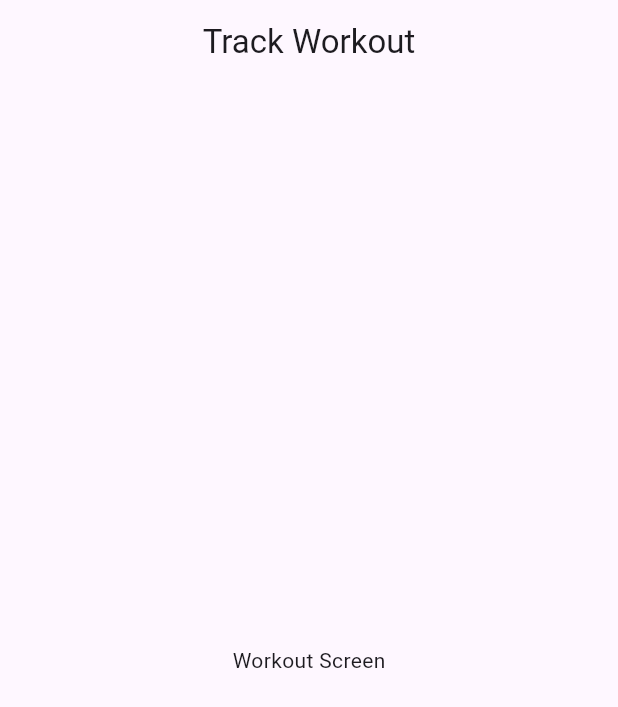
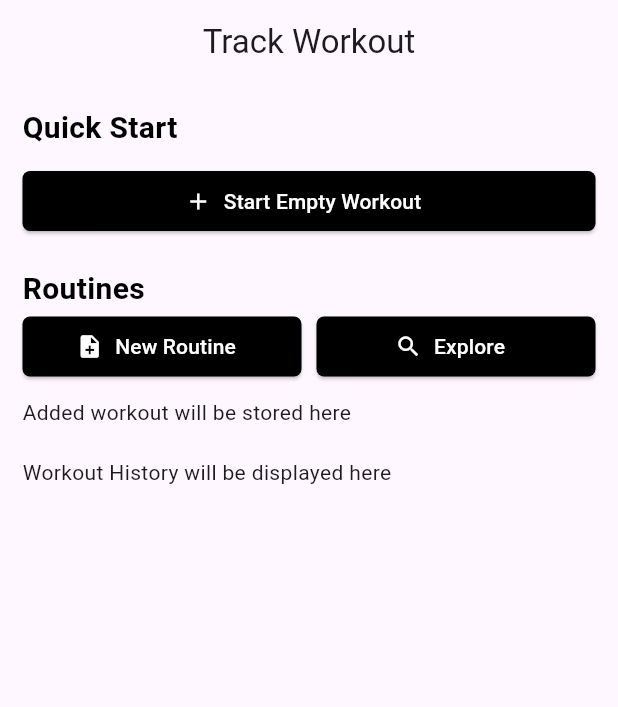
Before and after one commit to pranav14-1/getfit, a Flutter app: the Workoutscreen screen opened directly, on a phone screen of 412 x 824 dp. Shown: the top 707 px of the screen. Run offline on Flutter 3.47's test engine with Material 3 defaults, Android fonts, the phone set to English and light mode, and no system bars; our stand-ins replace fl_chart.

Commit message:
workout screen ui

```diff
--- a/lib/app_sections/pages/wrokoutscreen.dart
+++ b/lib/app_sections/pages/wrokoutscreen.dart
@@ -1,4 +1,7 @@
 import 'package:flutter/material.dart';
+import 'package:getfit/components/colors.dart';
+import 'package:fl_chart/fl_chart.dart';
+import 'package:intl/intl.dart';
 
 class Workoutscreen extends StatefulWidget {
   const Workoutscreen({super.key});
@@ -12,7 +15,105 @@ class _WorkoutscreenState extends State<Workoutscreen> {
   Widget build(BuildContext context) {
     return Scaffold(
       appBar: AppBar(title: Text('Track Workout'), centerTitle: true),
-      body: Center(child: Text('Workout Screen')),
+      body: SafeArea(
+        child: SingleChildScrollView(
+          child: Padding(
+            padding: const EdgeInsets.all(15.0),
+            child: Column(
+              children: [
+                Align(
+                  alignment: Alignment.centerLeft,
+                  child: Text(
+                    'Quick Start',
+                    style: TextStyle(
+                      color: AppColors.font1,
+                      fontWeight: FontWeight.bold,
+                      fontSize: 20,
+                    ),
+                  ),
+                ),
+                SizedBox(height: 10),
+                SizedBox(
+                  width: double.infinity,
+                  child: ElevatedButton.icon(
+                    onPressed: () {},
+                    style: ElevatedButton.styleFrom(
+                      backgroundColor: AppColors.buttons,
+                      shape: RoundedRectangleBorder(
+                        borderRadius: BorderRadius.circular(5),
+                      ),
+                    ),
+                    icon: Icon(Icons.add, color: Colors.white),
+                    label: Text(
+                      'Start Empty Workout', //start a fresh workout which won't be saved in the routine section
+                      style: TextStyle(color: AppColors.font2),
+                    ),
+                  ),
+                ),
+                SizedBox(height: 20),
+                Align(
+                  alignment: Alignment.centerLeft,
+                  child: Text(
+                    'Routines',
+                    style: TextStyle(
+                      color: AppColors.font1,
+                      fontWeight: FontWeight.bold,
+                      fontSize: 20,
+                    ),
+                  ),
+                ),
+                Row(
+                  children: [
+                    Expanded(
+                      child: ElevatedButton.icon(
+                        onPressed: () {},
+                        style: ElevatedButton.styleFrom(
+                          backgroundColor: AppColors.buttons,
+                          shape: RoundedRectangleBorder(
+                            borderRadius: BorderRadius.circular(5),
+                          ),
+                        ),
+                        icon: Icon(Icons.note_add, color: Colors.white),
+                        label: Text(
+                          'New Routine', //create and store routine for using later
+                          style: TextStyle(color: AppColors.font2),
+                        ),
+                      ),
+                    ),
+                    SizedBox(width: 10),
+                    Expanded(
+                      child: ElevatedButton.icon(
+                        onPressed: () {},
+                        style: ElevatedButton.styleFrom(
+                          backgroundColor: AppColors.buttons,
+                          shape: RoundedRectangleBorder(
+                            borderRadius: BorderRadius.circular(5),
+                          ),
+                        ),
+                        icon: Icon(Icons.search, color: Colors.white),
+                        label: Text(
+                          'Explore', //wil lead to various workout styles and splits
+                          style: TextStyle(color: AppColors.font2),
+                        ),
+                      ),
+                    ),
+                  ],
+                ),
+                SizedBox(height: 10),
+                Align(
+                  alignment: Alignment.centerLeft,
+                  child: Text('Added workout will be stored here'),
+                ),
+                SizedBox(height: 20),
+                Align(
+                  alignment: Alignment.centerLeft,
+                  child: Text('Workout History will be displayed here'),
+                ),
+              ],
+            ),
+          ),
+        ),
+      ),
     );
   }
 }
--- /dev/null
+++ b/lib/components/bar_chart.dart
@@ -0,0 +1,22 @@
+import 'package:flutter/material.dart';
+import 'package:fl_chart/fl_chart.dart';
+import 'package:intl/intl.dart';
+
+class BarChart extends StatelessWidget {
+  final List<double> chart;
+  const BarChart({super.key, required this.chart});
+
+  List<String> last7dayslabel() {
+    final today = DateTime.now();
+    final formatter = DateFormat('E');
+    return List.generate(7, (index) {
+      final day = today.subtract(Duration(days: 6 - index));
+      return formatter.format(day);
+    });
+  }
+
+  @override
+  Widget build(BuildContext context) {
+    return const Placeholder();
+  }
+}
--- a/pubspec.yaml
+++ b/pubspec.yaml
@@ -34,6 +34,8 @@ dependencies:
   # The following adds the Cupertino Icons font to your application.
   # Use with the CupertinoIcons class for iOS style icons.
   cupertino_icons: ^1.0.8
+  fl_chart: ^1.0.0
+  intl: ^0.20.2
 
 dev_dependencies:
   flutter_test:
```
